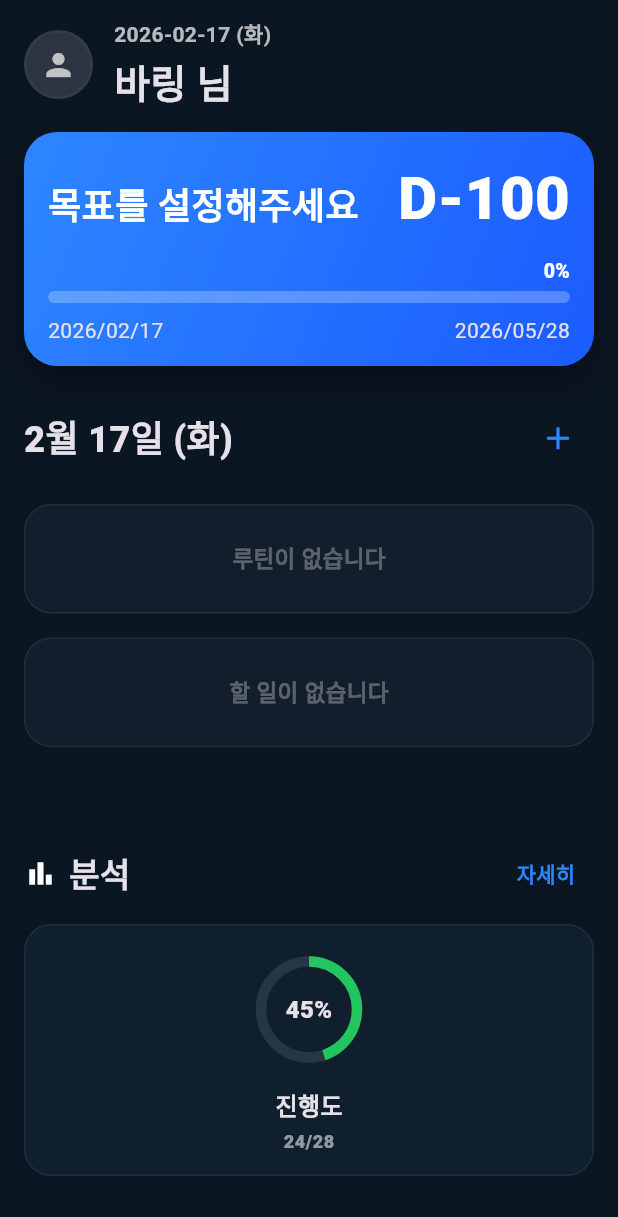
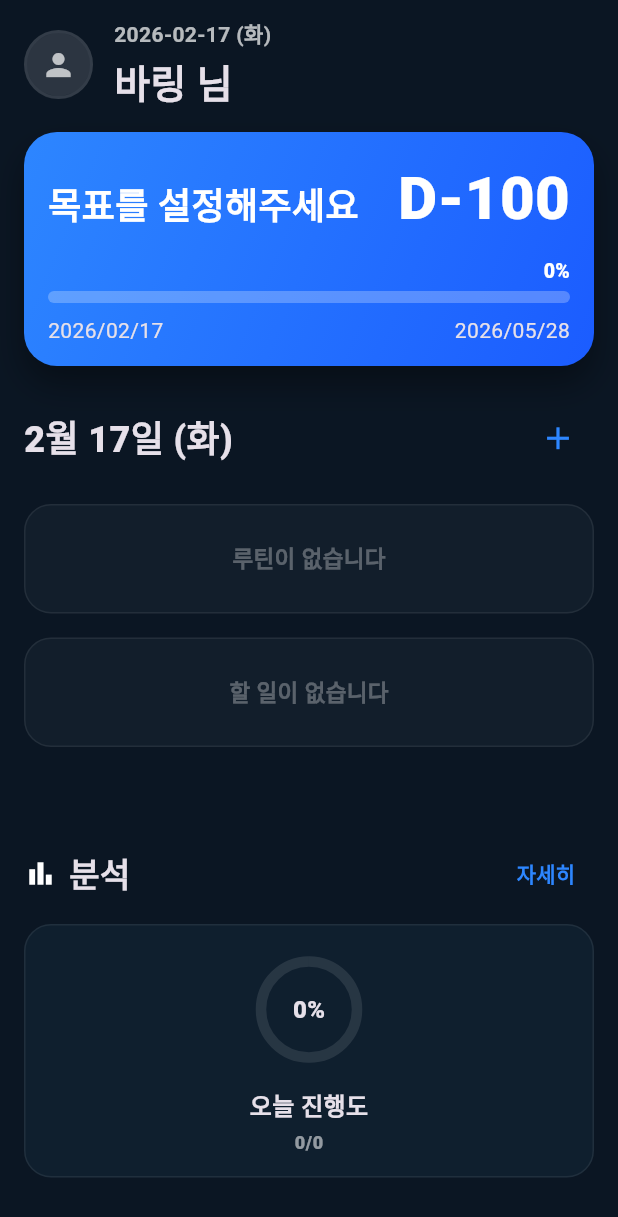
Before and after one commit to kizzong/baring_window, a Flutter app: the HomePage screen opened directly, on a phone screen of 412 x 824 dp. Shown: the top 1217 px of the screen. Run offline on Flutter 3.47's test engine with Material 3 defaults, Android fonts, the light colour scheme and no system bars; our stand-ins replace flutter_local_notifications, hive, hive_flutter, image_cropper, image_picker, smooth_page_indicator and 2 more; missing offline and left inert: home_widget; accounts and stored records are empty.

Commit message:
홈 페이지에 데이터 섹션 실제 데이터 기반으로 애니메이션 적용

```diff
--- a/lib/pages/home_page.dart
+++ b/lib/pages/home_page.dart
@@ -19,8 +19,69 @@ class HomePage extends StatefulWidget {
   State<HomePage> createState() => _HomePageState();
 }
 
-class _HomePageState extends State<HomePage> {
+class _HomePageState extends State<HomePage>
+    with SingleTickerProviderStateMixin {
   Box baringBox = Hive.box("baring");
+
+  late AnimationController _analysisAnimController;
+  double _analysisFrom = 0.0;
+  double _analysisTarget = 0.0;
+
+  double get _analysisAnimValue {
+    final t = Curves.easeOutCubic.transform(_analysisAnimController.value);
+    return _analysisFrom + (_analysisTarget - _analysisFrom) * t;
+  }
+
+  @override
+  void initState() {
+    super.initState();
+    _analysisAnimController = AnimationController(
+      vsync: this,
+      duration: const Duration(milliseconds: 1200),
+    );
+    final data = _todayCompletion();
+    final total = data['total']!;
+    final completed = data['completed']!;
+    _analysisFrom = 0.0;
+    _analysisTarget = total > 0 ? (completed / total).clamp(0.0, 1.0) : 0.0;
+    _analysisAnimController.forward();
+  }
+
+  @override
+  void dispose() {
+    _analysisAnimController.dispose();
+    super.dispose();
+  }
+
+  // ── 오늘 진행도 계산 (할일 + 루틴) ──
+  Map<String, int> _todayCompletion() {
+    int completed = 0;
+    int total = 0;
+
+    // 할일
+    final todos = _getTodayTodos();
+    total += todos.length;
+    completed += todos.where((t) => t['done'] == true).length;
+
+    // 루틴
+    final routines = _getTodayRoutines();
+    total += routines.length;
+    completed += routines.where((r) => _isRoutineCompletedToday(r)).length;
+
+    return {'completed': completed, 'total': total};
+  }
+
+  void _refreshAnalysisAnim() {
+    final data = _todayCompletion();
+    final total = data['total']!;
+    final completed = data['completed']!;
+    _analysisFrom = _analysisAnimValue;
+    _analysisTarget = total > 0 ? (completed / total).clamp(0.0, 1.0) : 0.0;
+    _analysisAnimController
+      ..reset()
+      ..forward();
+  }
+
   // 계산 함수들 추가
   int _calculateDays(DateTime targetDate) {
     final now = DateTime.now();
@@ -97,6 +158,7 @@ class _HomePageState extends State<HomePage> {
 
     baringBox.put('routines', allRoutines);
     setState(() {});
+    _refreshAnalysisAnim();
     WidgetService.syncWidget();
   }
 
@@ -161,6 +223,7 @@ class _HomePageState extends State<HomePage> {
     data[_todayKey] = todos;
     baringBox.put('todos', data);
     setState(() {});
+    _refreshAnalysisAnim();
     WidgetService.syncWidget();
   }
 
@@ -281,6 +344,7 @@ class _HomePageState extends State<HomePage> {
     data[_todayKey] = todos;
     baringBox.put('todos', data);
     setState(() {});
+    _refreshAnalysisAnim();
     WidgetService.syncWidget();
 
     if (time != null && notifyBefore != null) {
@@ -308,6 +372,7 @@ class _HomePageState extends State<HomePage> {
     data[_todayKey] = todos;
     baringBox.put('todos', data);
     setState(() {});
+    _refreshAnalysisAnim();
     WidgetService.syncWidget();
 
     if (time != null && notifyBefore != null) {
@@ -346,6 +411,7 @@ class _HomePageState extends State<HomePage> {
 
     baringBox.put('routines', allRoutines);
     setState(() {});
+    _refreshAnalysisAnim();
     WidgetService.syncWidget();
   }
 
@@ -399,6 +465,7 @@ class _HomePageState extends State<HomePage> {
     final removed = allRoutines.removeAt(globalIndex);
     baringBox.put('routines', allRoutines);
     setState(() {});
+    _refreshAnalysisAnim();
     WidgetService.syncWidget();
 
     final c = context.colors;
@@ -424,6 +491,7 @@ class _HomePageState extends State<HomePage> {
             list.insert(globalIndex.clamp(0, list.length), removed);
             baringBox.put('routines', list);
             setState(() {});
+            _refreshAnalysisAnim();
             WidgetService.syncWidget();
           },
         ),
@@ -480,6 +548,7 @@ class _HomePageState extends State<HomePage> {
     data[_todayKey] = todos;
     baringBox.put('todos', data);
     setState(() {});
+    _refreshAnalysisAnim();
     WidgetService.syncWidget();
 
     final c = context.colors;
@@ -508,6 +577,7 @@ class _HomePageState extends State<HomePage> {
             data[_todayKey] = todos;
             baringBox.put('todos', data);
             setState(() {});
+            _refreshAnalysisAnim();
             WidgetService.syncWidget();
 
             if (removed['time'] != null && removed['notifyBefore'] != null) {
@@ -1493,11 +1563,15 @@ class _HomePageState extends State<HomePage> {
               const SizedBox(height: 10),
 
               // 목표 카드 상황
-              Row(
+              Builder(
+                builder: (context) {
+                  final data = _todayCompletion();
+                  final total = data['total']!;
+                  final completed = data['completed']!;
+                  return Row(
                     children: [
                       Expanded(
                         child: Container(
-                      // height: 140,
                           padding: const EdgeInsets.all(14),
                           decoration: BoxDecoration(
                             color: c.analysisBg,
@@ -1513,7 +1587,12 @@ class _HomePageState extends State<HomePage> {
                                 child: Column(
                                   children: [
                                     SizedBox(height: 10),
-                                SizedBox(
+                                    AnimatedBuilder(
+                                      animation: _analysisAnimController,
+                                      builder: (context, child) {
+                                        final animValue = _analysisAnimValue;
+                                        final animPercent = (animValue * 100).round();
+                                        return SizedBox(
                                           height: 64,
                                           width: 64,
                                           child: Stack(
@@ -1534,7 +1613,7 @@ class _HomePageState extends State<HomePage> {
                                                 height: 64,
                                                 width: 64,
                                                 child: CircularProgressIndicator(
-                                          value: 0.45,
+                                                  value: animValue,
                                                   strokeWidth: 7,
                                                   valueColor: AlwaysStoppedAnimation(
                                                     Color(0xFF22C55E),
@@ -1543,7 +1622,7 @@ class _HomePageState extends State<HomePage> {
                                                 ),
                                               ),
                                               Text(
-                                        "45%",
+                                                "$animPercent%",
                                                 style: const TextStyle(
                                                   fontWeight: FontWeight.w900,
                                                   fontSize: 16,
@@ -1551,10 +1630,12 @@ class _HomePageState extends State<HomePage> {
                                               ),
                                             ],
                                           ),
+                                        );
+                                      },
                                     ),
                                     const SizedBox(height: 20),
                                     Text(
-                                  "진행도",
+                                      "오늘 진행도",
                                       style: const TextStyle(
                                         fontWeight: FontWeight.w900,
                                         fontSize: 16,
@@ -1562,7 +1643,7 @@ class _HomePageState extends State<HomePage> {
                                     ),
                                     const SizedBox(height: 4),
                                     Text(
-                                  "24/28",
+                                      "$completed/$total",
                                       style: TextStyle(
                                         color: c.textPrimary.withOpacity(0.55),
                                         fontWeight: FontWeight.w800,
@@ -1578,11 +1659,13 @@ class _HomePageState extends State<HomePage> {
                         ),
                       ),
                     ],
-              ),
-            ],
-          ),
-        ),
-      ),
-    );
-  }
-}
+                  );
+                },
+              ),
+            ],
+          ),
+        ),
+      ),
+    );
+  }
+}
```
Lines whose indentation alone changed are shown as unchanged.
